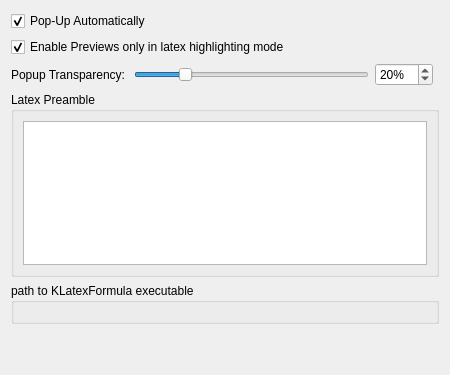
First picture: the form in src/klfkateplugin/klfkatepluginconfigwidget.ui, repository CryFeiFei/klatexformula, before the edit.
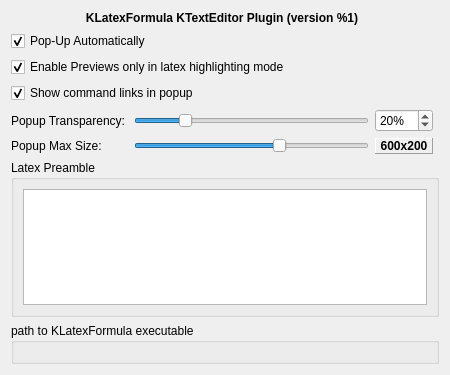
Second picture: the form after the edit. Custom widgets are drawn as their Qt base class.

The edit to the form file:
```diff
--- a/src/klfkateplugin/klfkatepluginconfigwidget.ui
+++ b/src/klfkateplugin/klfkatepluginconfigwidget.ui
@@ -13,8 +13,8 @@
   <property name="windowTitle">
    <string>Form</string>
   </property>
-  <layout class="QGridLayout" name="gridLayout_2" rowstretch="0,1,0,1,0,0" columnstretch="1,2,0,0">
-   <item row="1" column="0" colspan="4">
+  <layout class="QGridLayout" name="gridLayout_2" rowstretch="0,1,0,1,0,0,0,0,0" columnstretch="1,2,0,0">
+   <item row="2" column="0" colspan="4">
     <widget class="QCheckBox" name="chkOnlyLatexMode">
      <property name="text">
       <string>Enable Previews only in latex highlighting mode</string>
@@ -24,7 +24,7 @@
      </property>
     </widget>
    </item>
-   <item row="3" column="0" colspan="4">
+   <item row="6" column="0" colspan="4">
     <widget class="QGroupBox" name="groupBox">
      <property name="title">
       <string>Latex Preamble</string>
@@ -43,7 +43,7 @@
      </layout>
     </widget>
    </item>
-   <item row="4" column="0" colspan="4">
+   <item row="7" column="0" colspan="4">
     <widget class="QGroupBox" name="groupBox_2">
      <property name="title">
       <string>path to KLatexFormula executable</string>
@@ -59,7 +59,7 @@
      </layout>
     </widget>
    </item>
-   <item row="5" column="0">
+   <item row="8" column="0">
     <spacer name="verticalSpacer">
      <property name="orientation">
       <enum>Qt::Vertical</enum>
@@ -72,7 +72,7 @@
      </property>
     </spacer>
    </item>
-   <item row="0" column="0" colspan="4">
+   <item row="1" column="0" colspan="4">
     <widget class="QCheckBox" name="chkAutoPopup">
      <property name="text">
       <string>Pop-Up Automatically</string>
@@ -82,14 +82,14 @@
      </property>
     </widget>
    </item>
-   <item row="2" column="0">
+   <item row="4" column="0">
     <widget class="QLabel" name="label">
      <property name="text">
       <string>Popup Transparency:</string>
      </property>
     </widget>
    </item>
-   <item row="2" column="1">
+   <item row="4" column="1">
     <widget class="QSlider" name="sldTransparency">
      <property name="sizePolicy">
       <sizepolicy hsizetype="Preferred" vsizetype="Fixed">
@@ -117,7 +117,7 @@
      </property>
     </widget>
    </item>
-   <item row="2" column="2">
+   <item row="4" column="2">
     <widget class="KIntSpinBox" name="spnTransparency">
      <property name="suffix">
       <string notr="true">%</string>
@@ -139,6 +139,107 @@
      </property>
     </widget>
    </item>
+   <item row="0" column="0" colspan="3">
+    <widget class="QLabel" name="lblTitle">
+     <property name="font">
+      <font>
+       <weight>75</weight>
+       <bold>true</bold>
+      </font>
+     </property>
+     <property name="text">
+      <string>KLatexFormula KTextEditor Plugin (version %1)</string>
+     </property>
+     <property name="alignment">
+      <set>Qt::AlignCenter</set>
+     </property>
+    </widget>
+   </item>
+   <item row="5" column="0">
+    <widget class="QLabel" name="label_2">
+     <property name="text">
+      <string>Popup Max Size:</string>
+     </property>
+     <property name="buddy">
+      <cstring>sldMaxSize</cstring>
+     </property>
+    </widget>
+   </item>
+   <item row="5" column="1">
+    <widget class="QSlider" name="sldMaxSize">
+     <property name="sizePolicy">
+      <sizepolicy hsizetype="Preferred" vsizetype="Fixed">
+       <horstretch>0</horstretch>
+       <verstretch>0</verstretch>
+      </sizepolicy>
+     </property>
+     <property name="minimum">
+      <number>0</number>
+     </property>
+     <property name="maximum">
+      <number>8</number>
+     </property>
+     <property name="singleStep">
+      <number>1</number>
+     </property>
+     <property name="pageStep">
+      <number>1</number>
+     </property>
+     <property name="value">
+      <number>5</number>
+     </property>
+     <property name="tracking">
+      <bool>true</bool>
+     </property>
+     <property name="orientation">
+      <enum>Qt::Horizontal</enum>
+     </property>
+    </widget>
+   </item>
+   <item row="5" column="2">
+    <widget class="QLabel" name="lblMaxSize">
+     <property name="font">
+      <font>
+       <weight>75</weight>
+       <bold>true</bold>
+      </font>
+     </property>
+     <property name="frameShape">
+      <enum>QFrame::Panel</enum>
+     </property>
+     <property name="frameShadow">
+      <enum>QFrame::Raised</enum>
+     </property>
+     <property name="text">
+      <string>600x200</string>
+     </property>
+     <property name="textFormat">
+      <enum>Qt::PlainText</enum>
+     </property>
+     <property name="alignment">
+      <set>Qt::AlignCenter</set>
+     </property>
+     <property name="wordWrap">
+      <bool>false</bool>
+     </property>
+     <property name="margin">
+      <number>4</number>
+     </property>
+     <property name="textInteractionFlags">
+      <set>Qt::TextBrowserInteraction</set>
+     </property>
+    </widget>
+   </item>
+   <item row="3" column="0" colspan="3">
+    <widget class="QCheckBox" name="chkPopupLinks">
+     <property name="text">
+      <string>Show command links in popup</string>
+     </property>
+     <property name="checked">
+      <bool>true</bool>
+     </property>
+    </widget>
+   </item>
   </layout>
  </widget>
  <customwidgets>
```
Left out of the diff: 12 changed lines with no effect on the pictures.
